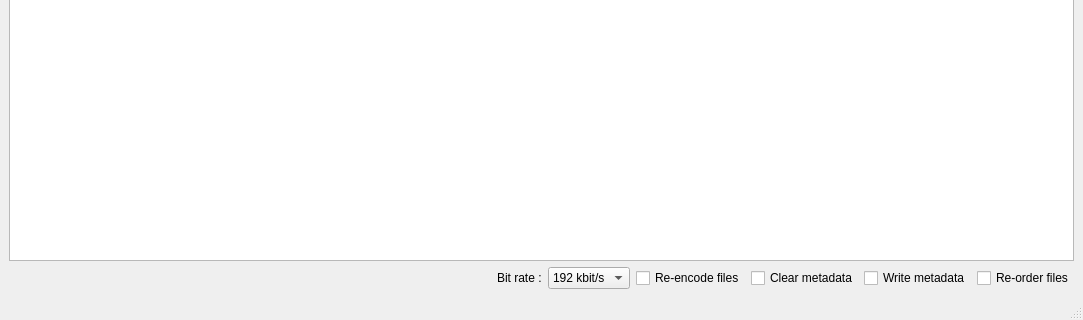
First picture: the form in interfaces/MainWindow.ui, repository lovehina13/EditionMetadonnees, before the edit; both pictures show x 0 to 1083 and y 431 to 751 of the 1083 by 751 pixel window.
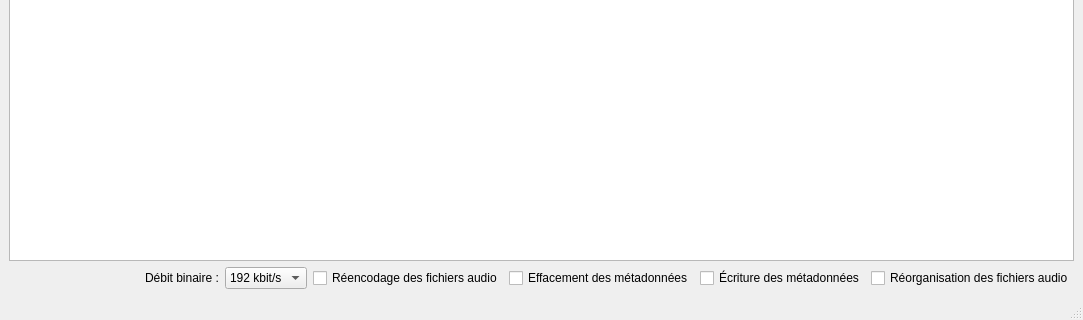
Second picture: the form after the edit. Icons and pictures are not drawn.

Commit message: Implémentation de la classe MainWindow (non terminée). Actualisation de la capture d'écran de l'application. Rédaction du fichier README.

The edit to the form file:
```diff
--- a/interfaces/MainWindow.ui
+++ b/interfaces/MainWindow.ui
@@ -90,7 +90,7 @@
     <item row="1" column="1">
      <widget class="QLabel" name="labelBitRate">
       <property name="text">
-       <string>Bit rate :</string>
+       <string>Débit binaire :</string>
       </property>
      </widget>
     </item>
@@ -154,28 +154,28 @@
     <item row="1" column="3">
      <widget class="QCheckBox" name="checkBoxEncodeFiles">
       <property name="text">
-       <string>Re-encode files</string>
+       <string>Réencodage des fichiers audio</string>
       </property>
      </widget>
     </item>
     <item row="1" column="4">
      <widget class="QCheckBox" name="checkBoxClearMetadata">
       <property name="text">
-       <string>Clear metadata</string>
+       <string>Effacement des métadonnées</string>
       </property>
      </widget>
     </item>
     <item row="1" column="5">
      <widget class="QCheckBox" name="checkBoxWriteMetadata">
       <property name="text">
-       <string>Write metadata</string>
+       <string>Écriture des métadonnées</string>
       </property>
      </widget>
     </item>
     <item row="1" column="6">
      <widget class="QCheckBox" name="checkBoxOrderFiles">
       <property name="text">
-       <string>Re-order files</string>
+       <string>Réorganisation des fichiers audio</string>
       </property>
      </widget>
     </item>
```
The commit also changes 2 other files.
